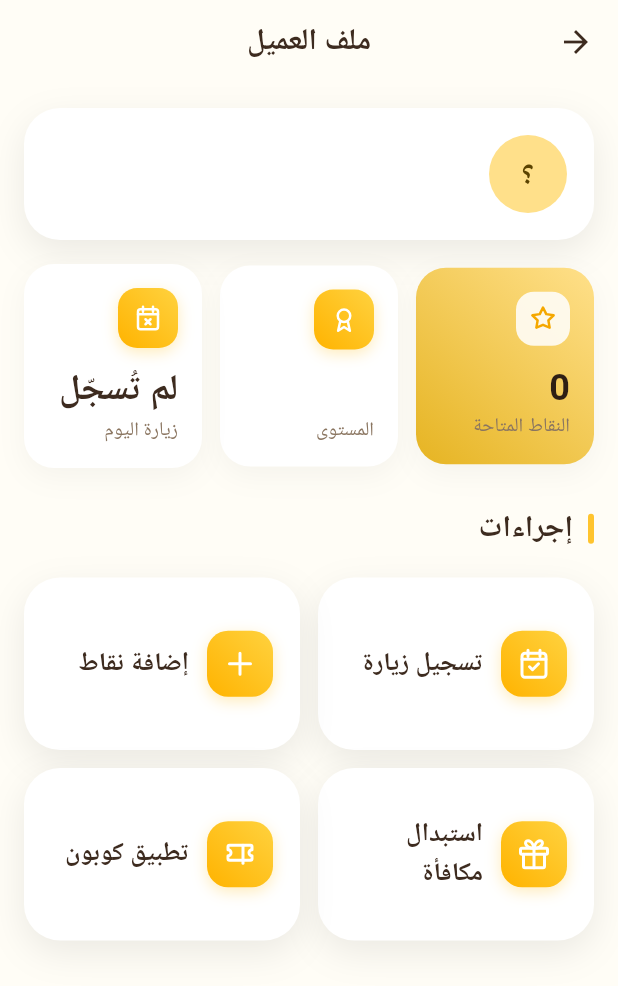
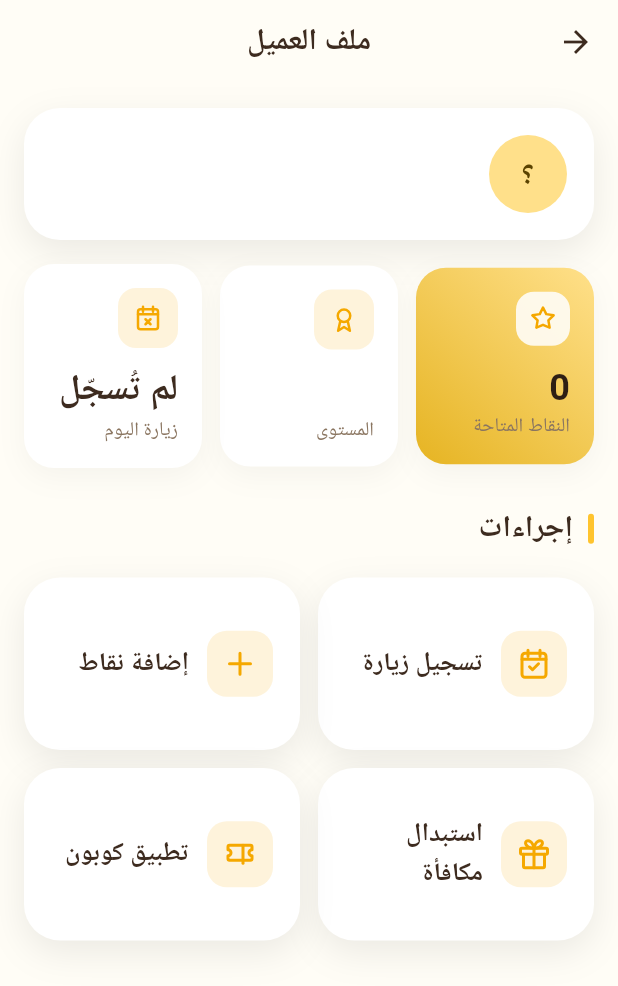
Before and after one commit to ammarnabileg/start, a Flutter app: the CustomerProfileScreen screen opened directly with empty values, on a phone screen of 412 x 824 dp. Shown: the top 986 px of the screen. Run offline on Flutter 3.47's test engine with Material 3 defaults, Android fonts, the phone set to English and light mode, and no system bars; drawn by our look-alikes of flutter_animate; our stand-ins replace cached_network_image, firebase_core, firebase_crashlytics, firebase_messaging, fl_chart, flutter_image_compress and 13 more; missing offline and left inert: geofence_service, mobile_scanner, network_info_plus, screen_brightness; accounts and stored records are empty; Roboto replaces fonts that are missing (Tajawal); project files that could hold a hidden picture were left out.

Commit message:
refactor(ui): unify icon-badge identity, remove dark edges
- AppIconBadge collapses 3 competing looks (solid+white, gold-gradient+white,
  tint+colored) into ONE identity: soft tinted background (14%) + same-color
  icon, rounded, no border, no shadow — matching the tint style the management
  screens already use, so the whole app reads as one component.
- Report-chat avatars dropped the lerp-toward-black gradient that darkened the
  edge (read as a black border); now flat solid circles.

Co-Authored-By: Claude Opus 4.8 <noreply@anthropic.com>
Claude-Session: https://claude.ai/code/session_01Ek14WxcSgc3Zhr5Crk7LoV

```diff
--- a/loyalty-platform/packages/loyalty_core/lib/src/widgets/app_icon_badge.dart
+++ b/loyalty-platform/packages/loyalty_core/lib/src/widgets/app_icon_badge.dart
@@ -2,8 +2,8 @@ import 'package:flutter/material.dart';
 import '../theme/app_colors.dart';
 import 'app_icon.dart';
 
-/// شارة أيقونة موحّدة بهوية Hatchy: خلفية ذهبية متدرّجة + أيقونة بيضاء —
-/// نفس استايل زر المسح البارز. تُستخدم لكل الأيقونات اللي خلفيتها ذهبية.
+/// شارة أيقونة موحّدة بهوية Hatchy: خلفية بلون فاتح (tint) + أيقونة بنفس اللون،
+/// بحواف دائرية ناعمة وبدون أي بوردر أو ظل. هوية واحدة لكل أيقونات التطبيق.
 class AppIconBadge extends StatelessWidget {
   final IconData icon;
 
@@ -11,7 +11,7 @@ class AppIconBadge extends StatelessWidget {
   final double size;
   final double? iconSize;
 
-  /// لون أساس بديل (لو عايز شارة بلون دلالي بدل الذهبي) — تبقى بأيقونة بيضاء.
+  /// لون الهوية (الخلفية الفاتحة + الأيقونة). افتراضيًا الأساسي الذهبي.
   final Color? color;
 
   /// شكل دائري بدل المربّع الدائري الحواف.
@@ -28,25 +28,17 @@ class AppIconBadge extends StatelessWidget {
 
   @override
   Widget build(BuildContext context) {
-    final solid = color;
+    final c = color ?? AppColors.primaryDark;
     return Container(
       width: size,
       height: size,
       alignment: Alignment.center,
       decoration: BoxDecoration(
-        gradient: solid == null ? AppColors.buttonGradient : null,
-        color: solid,
+        color: c.withValues(alpha: .14),
         shape: circle ? BoxShape.circle : BoxShape.rectangle,
-        borderRadius: circle ? null : BorderRadius.circular(size * 0.32),
-        boxShadow: [
-          BoxShadow(
-            color: (solid ?? AppColors.primary).withValues(alpha: .32),
-            blurRadius: 8,
-            offset: const Offset(0, 3),
-          ),
-        ],
+        borderRadius: circle ? null : BorderRadius.circular(size * 0.30),
       ),
-      child: AppIcon(icon, size: iconSize ?? size * 0.5, color: Colors.white),
+      child: AppIcon(icon, size: iconSize ?? size * 0.5, color: c),
     );
   }
 }
--- a/loyalty-platform/packages/loyalty_core/lib/src/widgets/report_chat.dart
+++ b/loyalty-platform/packages/loyalty_core/lib/src/widgets/report_chat.dart
@@ -476,10 +476,7 @@ class _Avatar extends StatelessWidget {
         width: 34,
         height: 34,
         decoration: BoxDecoration(
-          gradient: LinearGradient(
-              colors: [color, Color.lerp(color, Colors.black, .18)!],
-              begin: Alignment.topLeft,
-              end: Alignment.bottomRight),
+          color: color,
           shape: BoxShape.circle,
         ),
         alignment: Alignment.center,
```
